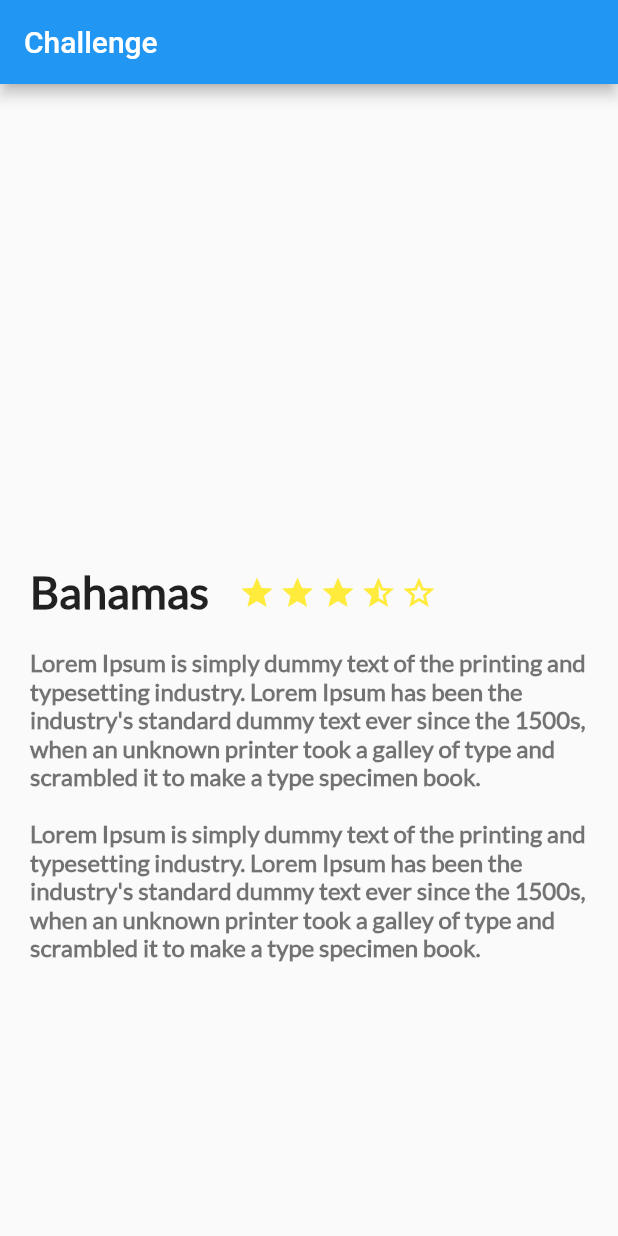
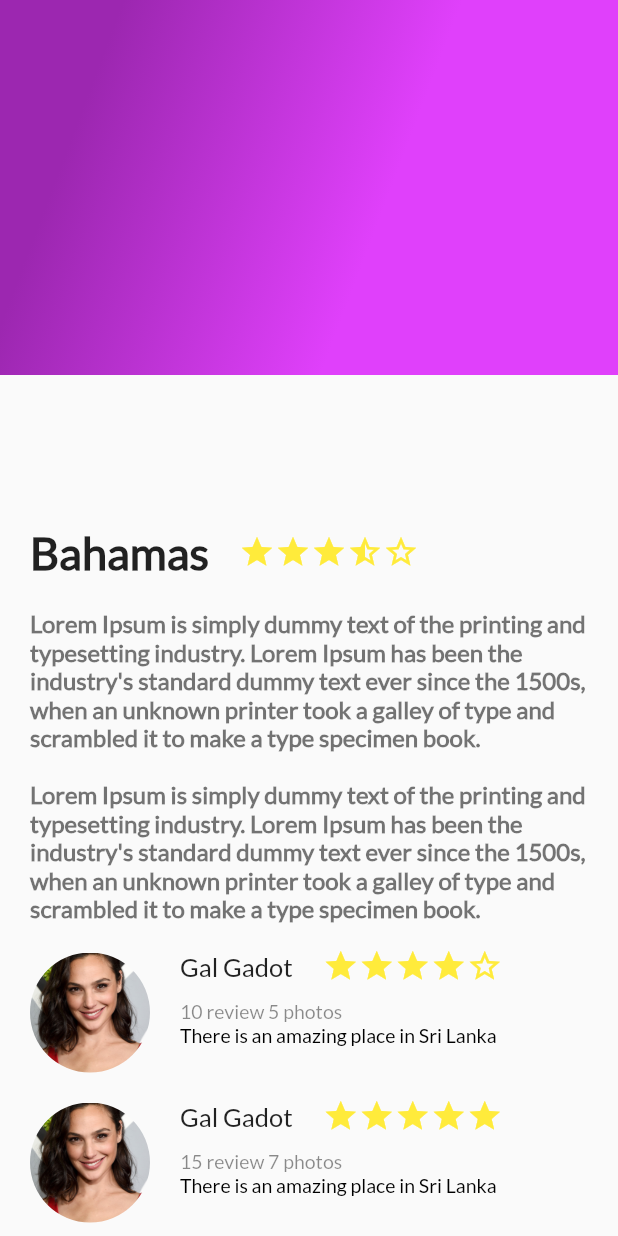
Before and after one commit to miaborjaac/flutter, a Flutter app: the screen it shows after launch, on a phone screen of 412 x 824 dp. Run offline on Flutter 3.47's test engine with Material 2 defaults, Android fonts, the phone set to English and light mode, and no system bars.

Commit message:
Feat: Background gradient
- Review list was added.
- Background gradient added.

```diff
--- /dev/null
+++ b/lib/background_gradient.dart
@@ -0,0 +1,17 @@
+import 'package:flutter/material.dart';
+
+class BackgroundGradient extends StatelessWidget {
+  @override
+  Widget build(BuildContext context) {
+    return Container(
+      height: 250.0,
+      decoration: BoxDecoration(
+        gradient: LinearGradient(
+            colors: [Colors.purple, Colors.purpleAccent],
+            begin: FractionalOffset(0.2, 0.0),
+            stops: [0.0, 0.6],
+            tileMode: TileMode.clamp),
+      ),
+    );
+  }
+}
--- a/lib/description_place.dart
+++ b/lib/description_place.dart
@@ -1,4 +1,5 @@
 import 'package:flutter/material.dart';
+import 'package:flutter_examples/subcomponents/star_constants.dart';
 
 class DescriptionPlace extends StatelessWidget {
   String namePlace;
@@ -9,23 +10,10 @@ class DescriptionPlace extends StatelessWidget {
 
   @override
   Widget build(BuildContext context) {
-    final starHalf = Container(
-      margin: EdgeInsets.only(top: 323.0, right: 3.0),
-      child: Icon(Icons.star_half, color: Colors.yellow),
-    );
-
-    final starBorder = Container(
-        margin: EdgeInsets.only(top: 323.0, right: 3.0),
-        child: Icon(Icons.star_border, color: Colors.yellow));
-
-    final star = Container(
-        margin: EdgeInsets.only(top: 323.0, right: 3.0),
-        child: Icon(Icons.star, color: Colors.yellow));
-
     final titleStars = Row(
       children: <Widget>[
         Container(
-          margin: EdgeInsets.only(top: 320.0, left: 20.0, right: 20.0),
+          margin: EdgeInsets.only(left: 20.0, right: 20.0, top: 350.0),
           child: Text(
             namePlace,
             style: TextStyle(
@@ -37,7 +25,14 @@ class DescriptionPlace extends StatelessWidget {
           ),
         ),
         Row(
-          children: <Widget>[star, star, star, starHalf, starBorder],
+          children: <Widget>[
+            Container(
+              margin: EdgeInsets.only(top: 350.0),
+              child: Row(
+                children: <Widget>[star, star, star, starHalf, starBorder],
+              ),
+            )
+          ],
         )
       ],
     );
--- a/lib/main.dart
+++ b/lib/main.dart
@@ -1,4 +1,6 @@
 import 'package:flutter/material.dart';
+import 'package:flutter_examples/background_gradient.dart';
+import 'package:flutter_examples/review_list.dart';
 import 'description_place.dart';
 
 void main() {
@@ -13,17 +15,28 @@ class MyApp extends StatelessWidget {
   @override
   Widget build(BuildContext context) {
     return MaterialApp(
-        title: 'Flutter Demo',
-        theme: ThemeData(
-          primarySwatch: Colors.blue,
+      title: 'Flutter Demo',
+      theme: ThemeData(
+        primarySwatch: Colors.blue,
+      ),
+      home: Scaffold(
+        // appBar: AppBar(
+        //   title: Text("Challenge",
+        //       textAlign: TextAlign.center,
+        //       style: TextStyle(color: Colors.white)),
+        // ),
+        body: Stack(
+          children: <Widget>[
+            ListView(
+              children: <Widget>[
+                DescriptionPlace("Bahamas", 4, descriptionDummy),
+                ReviewList(),
+              ],
+            ),
+            BackgroundGradient(),
+          ],
         ),
-        home: Scaffold(
-          appBar: AppBar(
-            title: Text("Challenge",
-                textAlign: TextAlign.center,
-                style: TextStyle(color: Colors.white)),
-          ),
-          body: new DescriptionPlace("Bahamas", 4, descriptionDummy),
-        ));
+      ),
+    );
   }
 }
--- a/lib/review.dart
+++ b/lib/review.dart
@@ -1,15 +1,26 @@
 import 'package:flutter/material.dart';
+import 'package:flutter_examples/subcomponents/star_constants.dart';
 
 class Review extends StatelessWidget {
-  String pathImage = "assets/img/Gal_Gadot.jpg";
-  String name = "Gal Gadot";
-  String details = "1 review 5 photos";
-  String comments = "There is an amazing place in Sri Lanka";
+  String pathImage = "";
+  String name = "";
+  String details = "";
+  String comments = "";
+  int starsNumber = 0;
+  final nameStarsChildren = <Widget>[];
 
-  Review(this.pathImage, this.name, this.details, this.comments);
+  Review(
+      this.pathImage, this.name, this.details, this.comments, this.starsNumber);
 
   @override
   Widget build(BuildContext context) {
+    for (int i = 1; i <= 5; i++) {
+      if (i <= starsNumber)
+        nameStarsChildren.add(star);
+      else
+        nameStarsChildren.add(starBorder);
+    }
+
     final photo = Container(
       margin: EdgeInsets.only(
         top: 20.0,
@@ -26,7 +37,7 @@ class Review extends StatelessWidget {
     );
 
     final userName = Container(
-      margin: EdgeInsets.only(left: 20.0),
+      margin: EdgeInsets.only(left: 20.0, right: 20.0),
       child: Text(
         name,
         textAlign: TextAlign.left,
@@ -37,8 +48,17 @@ class Review extends StatelessWidget {
       ),
     );
 
+    final nameStars = Row(
+      children: <Widget>[
+        userName,
+        Row(
+          children: nameStarsChildren,
+        )
+      ],
+    );
+
     final userInfo = Container(
-      margin: EdgeInsets.only(left: 20.0),
+      margin: EdgeInsets.only(left: 20.0, top: 10.0),
       child: Text(
         details,
         textAlign: TextAlign.left,
@@ -66,7 +86,7 @@ class Review extends StatelessWidget {
     final userDetails = Column(
       crossAxisAlignment: CrossAxisAlignment.start,
       children: <Widget>[
-        userName,
+        nameStars,
         userInfo,
         userComments,
       ],
--- a/lib/review_list.dart
+++ b/lib/review_list.dart
@@ -1,8 +1,21 @@
 import 'package:flutter/material.dart';
+import 'package:flutter_examples/review.dart';
 
 class ReviewList extends StatelessWidget {
   @override
   Widget build(BuildContext context) {
-    return Column();
+    return Column(
+      crossAxisAlignment: CrossAxisAlignment.start,
+      children: <Widget>[
+        Review("assets/img/Gal_Gadot.jpg", "Gal Gadot", "10 review 5 photos",
+            "There is an amazing place in Sri Lanka", 4),
+        Review("assets/img/Gal_Gadot.jpg", "Gal Gadot", "15 review 7 photos",
+            "There is an amazing place in Sri Lanka", 5),
+        Review("assets/img/Gal_Gadot.jpg", "Gal Gadot", "21 review 8 photos",
+            "There is an amazing place in Sri Lanka", 3),
+        Review("assets/img/Gal_Gadot.jpg", "Gal Gadot", "4 review 9 photos",
+            "There is an amazing place in Sri Lanka", 4),
+      ],
+    );
   }
 }
--- /dev/null
+++ b/lib/subcomponents/star_constants.dart
@@ -0,0 +1,13 @@
+import 'package:flutter/material.dart';
+
+final starHalf = Container(
+  child: Icon(Icons.star_half, color: Colors.yellow),
+);
+
+final starBorder = Container(
+  child: Icon(Icons.star_border, color: Colors.yellow),
+);
+
+final star = Container(
+  child: Icon(Icons.star, color: Colors.yellow),
+);
```
